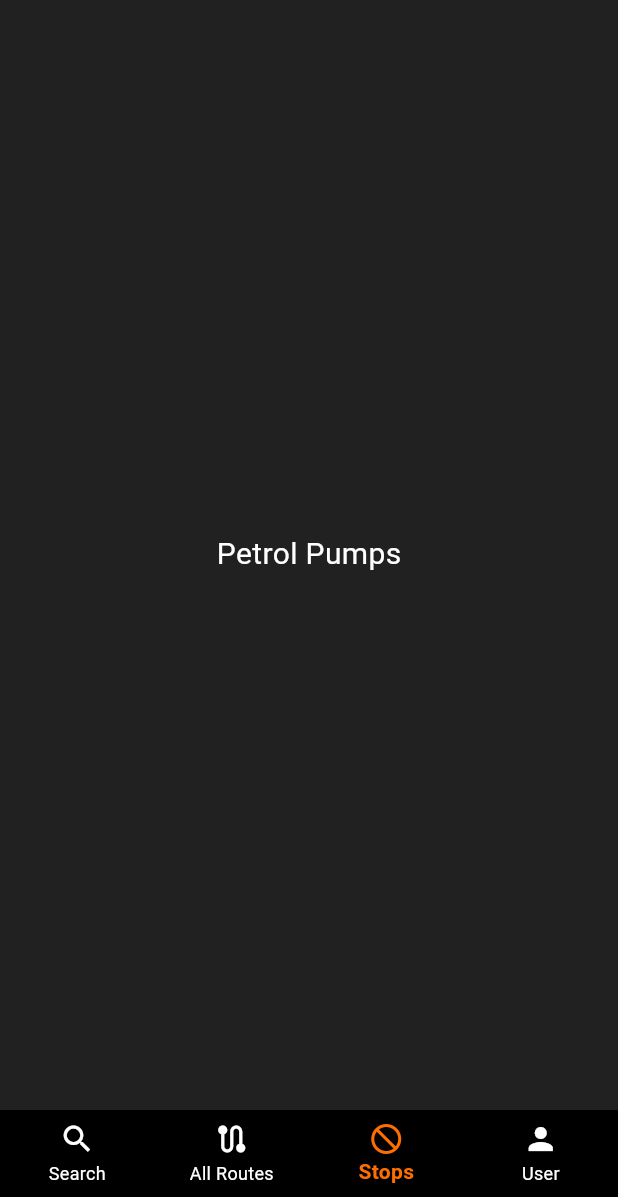
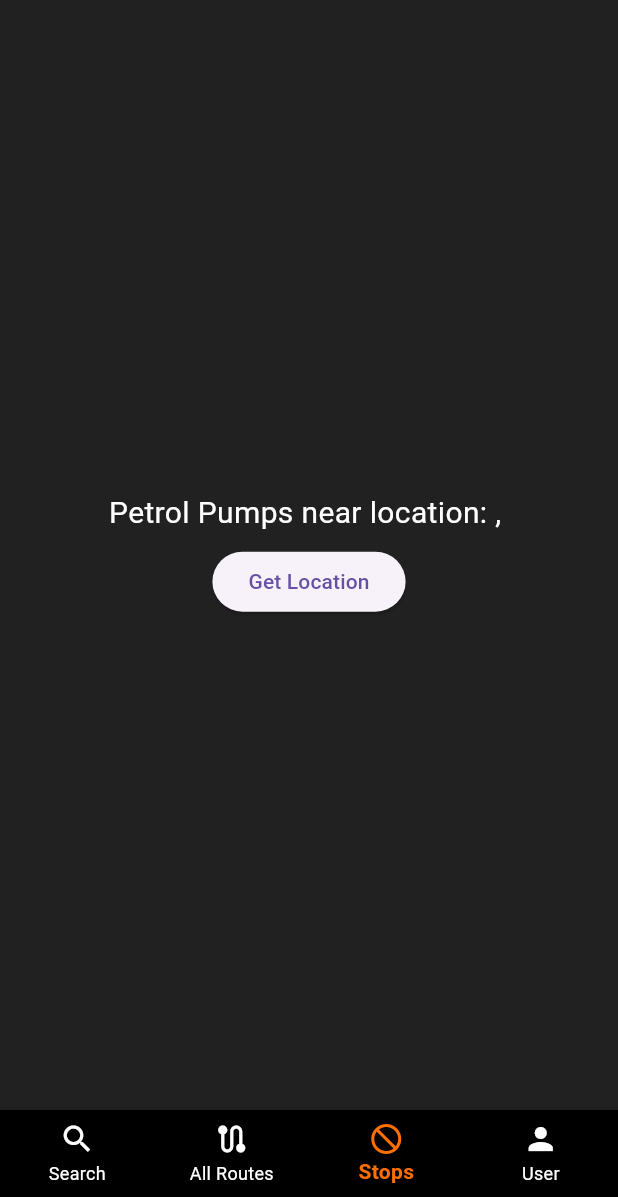
Before and after one commit to COffeebean2610/Project-SHW, a Flutter app: the screen it shows once a user with an empty profile is signed in, item 3 of the bottom bar chosen, on a phone screen of 412 x 824 dp, the part 39-1236 px from its top. Run offline on Flutter 3.47's test engine with Material 3 defaults, Android fonts, the phone set to English and light mode, and no system bars; our stand-ins replace cloud_firestore, firebase_auth, firebase_core, fluttertoast, geolocator, google_sign_in; accounts and stored records are empty; Roboto replaces fonts that are missing (Times New Roman).

Commit message:
location finding done

```diff
--- a/lib/pages/petrol_pumps.dart
+++ b/lib/pages/petrol_pumps.dart
@@ -1,6 +1,5 @@
-
 import 'package:flutter/material.dart';
-
+import 'package:geolocator/geolocator.dart';
 
 class PetrolPumps extends StatefulWidget {
   const PetrolPumps({super.key});
@@ -10,6 +9,33 @@ class PetrolPumps extends StatefulWidget {
 }
 
 class _PetrolPumpsState extends State<PetrolPumps> {
+
+  Position? _currentPosition;
+  late bool servicePermission = false;
+  late LocationPermission permission;
+
+  String lat = "";
+  String long = "";
+
+  Future<Position> _getCurrentLocation() async {
+    servicePermission = await Geolocator.isLocationServiceEnabled();
+    if (!servicePermission) {
+      print("location service not enabled");
+
+    }
+    permission = await Geolocator.requestPermission();
+    if (permission == LocationPermission.denied) {
+      permission = await Geolocator.requestPermission();
+    }
+    return await Geolocator.getCurrentPosition();
+
+
+
+  }
+
+
+
+
   @override
   void initState() {
     super.initState();
@@ -19,21 +45,40 @@ class _PetrolPumpsState extends State<PetrolPumps> {
   @override
   Widget build(BuildContext context) {
     return Scaffold(
-        body:
-        Container(
-           decoration: BoxDecoration(
-        gradient: LinearGradient(colors: [Colors.grey.shade900,Colors.grey.shade900],
-          begin: Alignment.topRight,
-          end: Alignment.bottomLeft,
-          stops: const [0.1,0.9],
+        body: Container(
+      decoration: BoxDecoration(
+          gradient: LinearGradient(
+        colors: [Colors.grey.shade900, Colors.grey.shade900],
+        begin: Alignment.topRight,
+        end: Alignment.bottomLeft,
+        stops: const [0.1, 0.9],
+      )),
+      child: Center(
+        child: Column(
+          mainAxisAlignment: MainAxisAlignment.center,
+          crossAxisAlignment: CrossAxisAlignment.center,
+          children: [
+            Text(
+              'Petrol Pumps near location: $lat, $long',
+              style: TextStyle(
+                  color: Colors.white,
+                  fontSize: 40 * MediaQuery.of(context).size.aspectRatio),
+            ),
+            const SizedBox(
+              height: 7,
+            ),
 
-
-        )
-    ),
-          child: Center(
-              child: Text('Petrol Pumps',style: TextStyle(color: Colors.white,fontSize: 40 * MediaQuery.of(context).size.aspectRatio),)
-          ),
-        )
-    );
+            ElevatedButton(onPressed: () async {
+              _currentPosition = await _getCurrentLocation();
+              setState(() {
+                lat = _currentPosition!.latitude.toString();
+                long = _currentPosition!.longitude.toString();
+              });
+              print("$_currentPosition this is the address");
+            }, child: const Text("Get Location"))
+          ],
+        ),
+      ),
+    ));
   }
 }
--- a/pubspec.yaml
+++ b/pubspec.yaml
@@ -48,6 +48,7 @@ dependencies:
   flutter_local_notifications: ^17.0.0
   flutter_datetime_picker: ^1.5.1
   animations: ^2.0.11
+  geolocator: ^11.0.0
 
 dev_dependencies:
   flutter_test:
```
Also changed, not shown: pubspec.lock, 2 other files.
